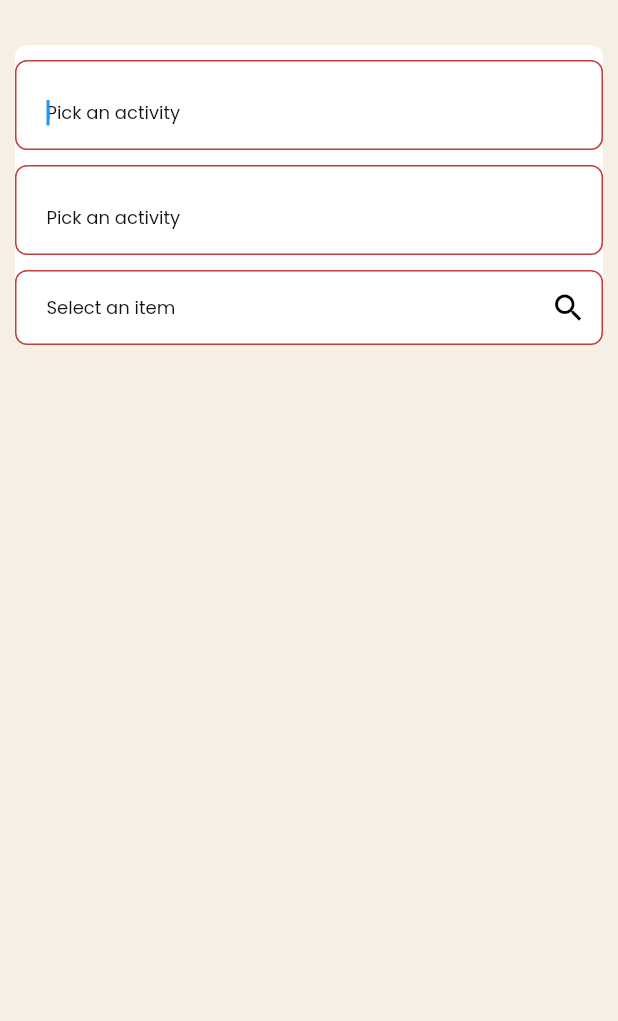
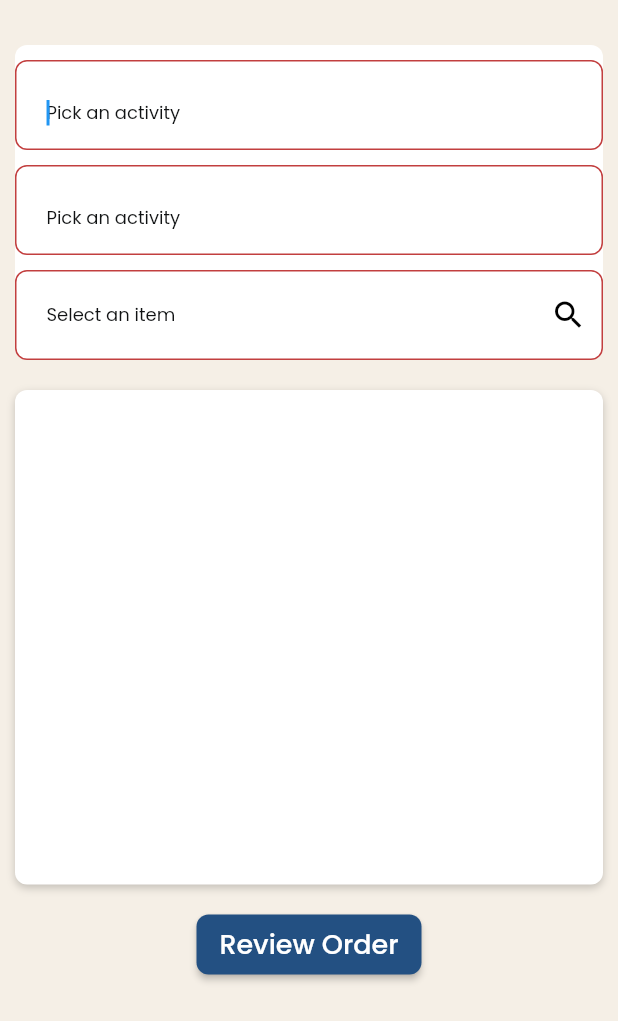
Before and after one commit to PiersoftDev/MarketPlace, a Flutter app: the ItemSelectionPageWidget screen opened by its route, on a phone screen of 412 x 824 dp. Shown: the top 1021 px of the screen. Run offline on Flutter 3.47's test engine with Material 2 defaults, Android fonts, the phone set to English and light mode, and no system bars; drawn by our look-alikes of auto_size_text; our stand-ins replace built_collection, built_value, cloud_firestore, dropdown_button2, easy_debounce, equatable and 17 more; missing offline and left inert: algolia, json_path; accounts and stored records are empty; statements that could not run were skipped.

```diff
--- a/lib/flutter_flow/nav/nav.dart
+++ b/lib/flutter_flow/nav/nav.dart
@@ -116,6 +116,16 @@ GoRouter createRouter(AppStateNotifier appStateNotifier) => GoRouter(
           name: 'ProjectActivitySelectionPage',
           path: '/projectActivitySelectionPage',
           builder: (context, params) => ProjectActivitySelectionPageWidget(),
+        ),
+        FFRoute(
+          name: 'ReviewOrder',
+          path: '/reviewOrder',
+          builder: (context, params) => ReviewOrderWidget(),
+        ),
+        FFRoute(
+          name: 'OrderSubmitSuccess',
+          path: '/orderSubmitSuccess',
+          builder: (context, params) => OrderSubmitSuccessWidget(),
         )
       ].map((r) => r.toRoute(appStateNotifier)).toList(),
       urlPathStrategy: UrlPathStrategy.path,
--- a/lib/index.dart
+++ b/lib/index.dart
@@ -11,3 +11,6 @@ export '/pages/project_selection_page/project_selection_page_widget.dart'
     show ProjectSelectionPageWidget;
 export '/pages/project_activity_selection_page/project_activity_selection_page_widget.dart'
     show ProjectActivitySelectionPageWidget;
+export '/review_order/review_order_widget.dart' show ReviewOrderWidget;
+export '/order_submit_success/order_submit_success_widget.dart'
+    show OrderSubmitSuccessWidget;
--- a/lib/pages/item_selection_page/item_selection_page_model.dart
+++ b/lib/pages/item_selection_page/item_selection_page_model.dart
@@ -2,6 +2,7 @@ import '/backend/backend.dart';
 import '/components/add_to_cart_widget.dart';
 import '/flutter_flow/flutter_flow_theme.dart';
 import '/flutter_flow/flutter_flow_util.dart';
+import '/flutter_flow/flutter_flow_widgets.dart';
 import 'package:easy_debounce/easy_debounce.dart';
 import 'package:flutter/material.dart';
 import 'package:google_fonts/google_fonts.dart';
--- a/lib/pages/item_selection_page/item_selection_page_widget.dart
+++ b/lib/pages/item_selection_page/item_selection_page_widget.dart
@@ -2,6 +2,7 @@ import '/backend/backend.dart';
 import '/components/add_to_cart_widget.dart';
 import '/flutter_flow/flutter_flow_theme.dart';
 import '/flutter_flow/flutter_flow_util.dart';
+import '/flutter_flow/flutter_flow_widgets.dart';
 import 'package:easy_debounce/easy_debounce.dart';
 import 'package:flutter/material.dart';
 import 'package:google_fonts/google_fonts.dart';
@@ -303,6 +304,7 @@ class _ItemSelectionPageWidgetState extends State<ItemSelectionPageWidget> {
                                   0.0, 10.0, 0.0, 0.0),
                               child: Container(
                                 width: double.infinity,
+                                height: 60.0,
                                 decoration: BoxDecoration(
                                   color: FlutterFlowTheme.of(context)
                                       .secondaryBackground,
@@ -431,6 +433,7 @@ class _ItemSelectionPageWidgetState extends State<ItemSelectionPageWidget> {
                           EdgeInsetsDirectional.fromSTEB(0.0, 20.0, 0.0, 0.0),
                       child: Container(
                         width: double.infinity,
+                        height: MediaQuery.of(context).size.height * 0.4,
                         decoration: BoxDecoration(
                           color:
                               FlutterFlowTheme.of(context).secondaryBackground,
@@ -542,6 +545,46 @@ class _ItemSelectionPageWidgetState extends State<ItemSelectionPageWidget> {
                         ),
                       ),
                     ),
+                    SingleChildScrollView(
+                      scrollDirection: Axis.horizontal,
+                      child: Row(
+                        mainAxisSize: MainAxisSize.max,
+                        mainAxisAlignment: MainAxisAlignment.spaceEvenly,
+                        children: [
+                          Padding(
+                            padding: EdgeInsetsDirectional.fromSTEB(
+                                20.0, 20.0, 20.0, 20.0),
+                            child: FFButtonWidget(
+                              onPressed: () {
+                                print('Button pressed ...');
+                              },
+                              text: 'Review Order',
+                              options: FFButtonOptions(
+                                width: 150.0,
+                                height: 40.0,
+                                padding: EdgeInsetsDirectional.fromSTEB(
+                                    0.0, 0.0, 0.0, 0.0),
+                                iconPadding: EdgeInsetsDirectional.fromSTEB(
+                                    0.0, 0.0, 0.0, 0.0),
+                                color: Color(0xFF235082),
+                                textStyle: FlutterFlowTheme.of(context)
+                                    .titleSmall
+                                    .override(
+                                      fontFamily: 'Poppins',
+                                      color: Colors.white,
+                                      fontSize: 18.0,
+                                    ),
+                                borderSide: BorderSide(
+                                  color: Colors.transparent,
+                                  width: 1.0,
+                                ),
+                                borderRadius: BorderRadius.circular(8.0),
+                              ),
+                            ),
+                          ),
+                        ],
+                      ),
+                    ),
                   ],
                 ),
               ),
```
Also changed, not shown: assets/lottie_animations/96237-success.json (added, +1 -0 lines), lib/order_submit_success/order_submit_success_model.dart (added, +17 -0 lines), lib/order_submit_success/order_submit_success_widget.dart (added, +66 -0 lines), lib/review_order/review_order_model.dart (added, +17 -0 lines), lib/review_order/review_order_widget.dart (added, +86 -0 lines).
